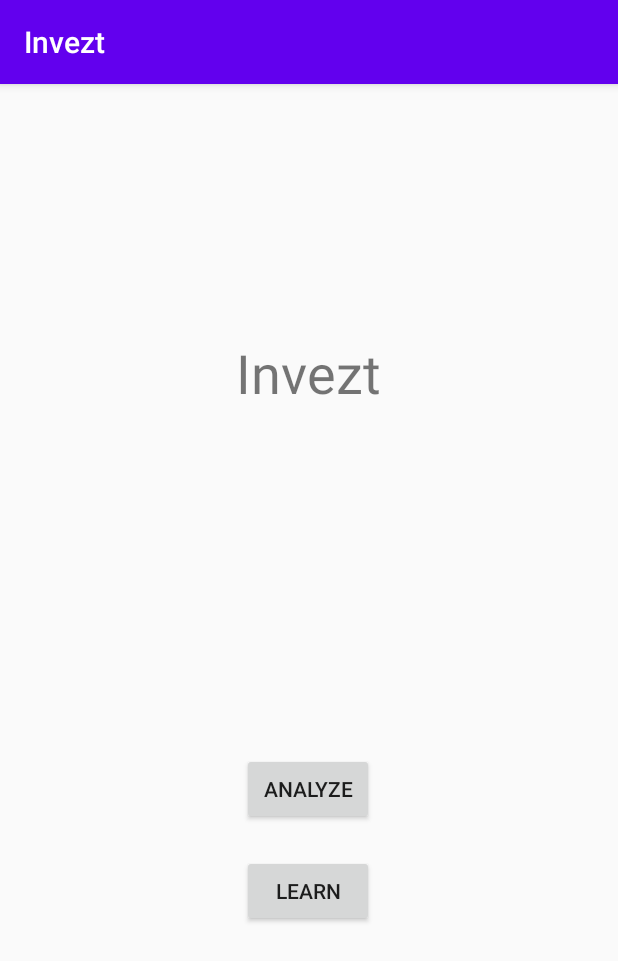
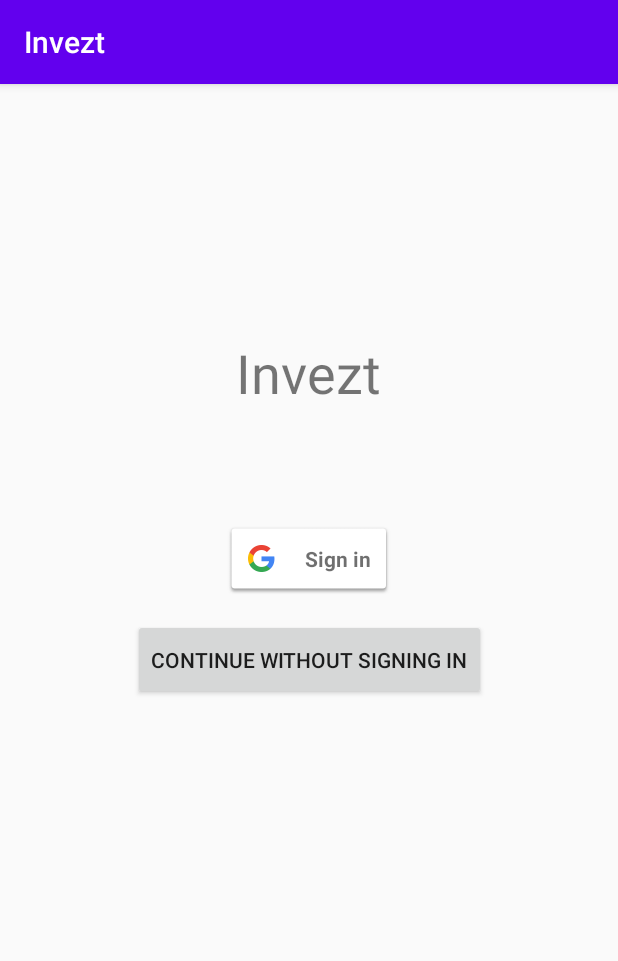
Before and after one commit to UM-EECS-441/invezt, an Android app: the screen it shows after launch (MainActivity before the commit, SigninActivity after it), on a phone screen of 412 x 824 dp. Shown: the top 961 px of the screen. Run offline under Robolectric (Android 15) with nearby library versions, the phone set to English and light mode, and no system bars.

Commit message:
Added ability to sign in with google account

```diff
--- a/Invezt/app/build.gradle
+++ b/Invezt/app/build.gradle
@@ -31,6 +31,7 @@ dependencies {
     implementation 'androidx.appcompat:appcompat:1.2.0'
     implementation 'androidx.constraintlayout:constraintlayout:2.0.2'
     implementation 'com.google.android.material:material:1.2.1'
+    implementation 'com.google.android.gms:play-services-auth:18.1.0'
     testImplementation 'junit:junit:4.12'
     androidTestImplementation 'androidx.test.ext:junit:1.1.2'
     androidTestImplementation 'androidx.test.espresso:espresso-core:3.3.0'
@@ -38,5 +39,6 @@ dependencies {
     implementation 'com.google.ar:core:1.20.0'
     implementation "com.quickbirdstudios:yuvtomat:1.1.0"
     implementation 'androidx.lifecycle:lifecycle-common-java8:2.0.0'
+    implementation 'com.android.volley:volley:1.1.0'
 
 }
--- /dev/null
+++ b/Invezt/app/src/main/res/layout/activity_signin.xml
@@ -0,0 +1,47 @@
+<?xml version="1.0" encoding="utf-8"?>
+<androidx.constraintlayout.widget.ConstraintLayout xmlns:android="http://schemas.android.com/apk/res/android"
+    xmlns:app="http://schemas.android.com/apk/res-auto"
+    xmlns:tools="http://schemas.android.com/tools"
+    android:layout_width="match_parent"
+    android:layout_height="match_parent"
+    tools:context=".SigninActivity">
+
+    <TextView
+        android:id="@+id/Title"
+        android:layout_width="wrap_content"
+        android:layout_height="wrap_content"
+        android:layout_marginTop="168dp"
+        android:text="@string/app_name"
+        android:textSize="36sp"
+        app:layout_constraintEnd_toEndOf="parent"
+        app:layout_constraintHorizontal_bias="0.498"
+        app:layout_constraintLeft_toLeftOf="parent"
+        app:layout_constraintRight_toRightOf="parent"
+        app:layout_constraintStart_toStartOf="parent"
+        app:layout_constraintTop_toTopOf="parent" />
+
+    <com.google.android.gms.common.SignInButton
+        android:id="@+id/signinButton"
+        android:layout_width="wrap_content"
+        android:layout_height="wrap_content"
+        android:layout_marginTop="292dp"
+        app:layout_constraintEnd_toEndOf="parent"
+        app:layout_constraintStart_toStartOf="parent"
+        app:layout_constraintTop_toTopOf="parent">
+
+    </com.google.android.gms.common.SignInButton>
+
+    <Button
+        android:id="@+id/skipSignin"
+        android:layout_width="wrap_content"
+        android:layout_height="54dp"
+        android:layout_marginStart="16dp"
+        android:layout_marginTop="16dp"
+        android:layout_marginEnd="16dp"
+        android:onClick="skipSignIn"
+        android:text="@string/withoutSignin"
+        app:layout_constraintEnd_toEndOf="parent"
+        app:layout_constraintStart_toStartOf="parent"
+        app:layout_constraintTop_toBottomOf="@+id/signinButton" />
+
+</androidx.constraintlayout.widget.ConstraintLayout>
--- a/Invezt/app/src/main/res/values/strings.xml
+++ b/Invezt/app/src/main/res/values/strings.xml
@@ -13,4 +13,6 @@
     <string name="label_medium_res">Medium Resolution</string>
     <string name="label_high_res">High Resolution</string>
     <string name="switch_cv_mode">Computer Vision</string>
+    <string name="withoutSignin">Continue Without Signing In</string>
+    <string name="clientID">1057349198111-hak7ukkr1vupb2m5ritianlv0ot12d1q.apps.googleusercontent.com</string>
 </resources>
--- a/Invezt/settings.gradle
+++ b/Invezt/settings.gradle
@@ -2,7 +2,7 @@ include ':app'
 rootProject.name = "Invezt"
 
 // You will need to put the path to your opencv sdk on this line, otherwise it will not build
-def opencvsdk='C:\\Users\\Trey Wilbur\\Downloads\\opencv-4.5.0-android-sdk\\OpenCV-android-sdk'
+def opencvsdk='C:\\Users\\Ryan\\Documents\\OpenCV-android-sdk'
 //   // You can put declaration above into gradle.properties file instead (including file in HOME directory),
 //   // but without 'def' and apostrophe symbols ('): opencvsdk=<path_to_opencv_android_sdk_rootdir>
 include ':opencv_sdk'
```
Also changed, not shown: Invezt/app/src/main/AndroidManifest.xml (+25 -13 lines), Invezt/app/src/main/java/edu/umich/invezt/invezt/MainActivity.kt (+87 -0 lines), Invezt/app/src/main/java/edu/umich/invezt/invezt/SigninActivity.kt (added, +110 -0 lines), Invezt/app/src/main/res/xml/network_security_config.xml (added, +9 -0 lines), Invezt/app/gradle/wrapper/gradle-wrapper.properties (added), 5 other files.
